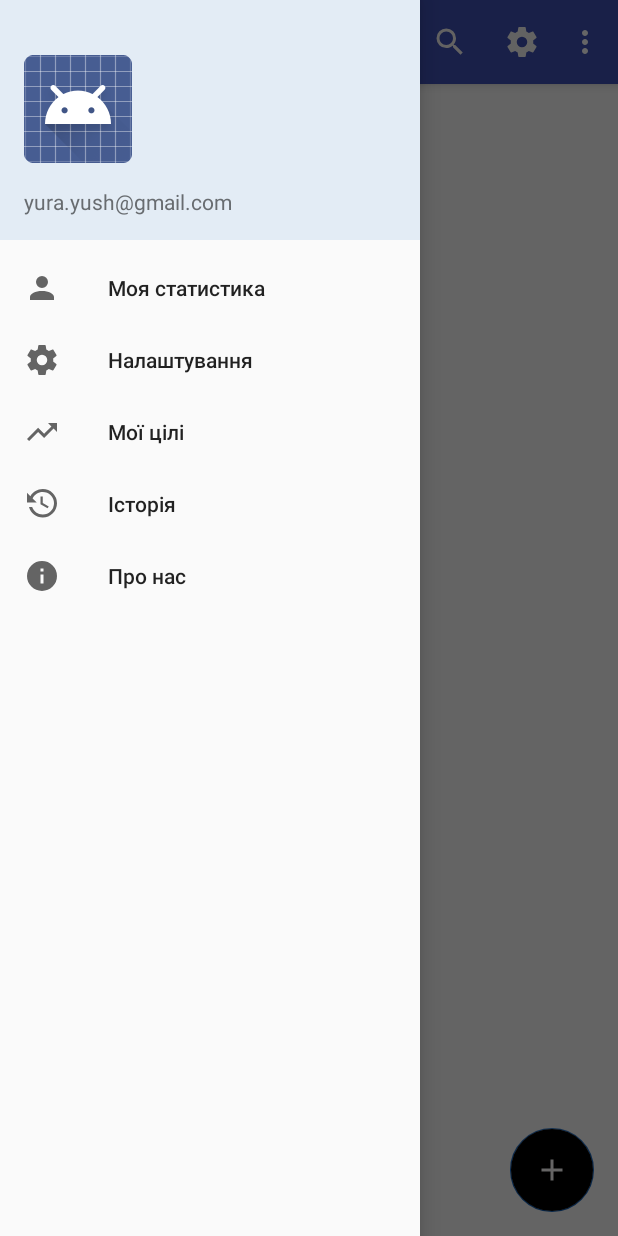
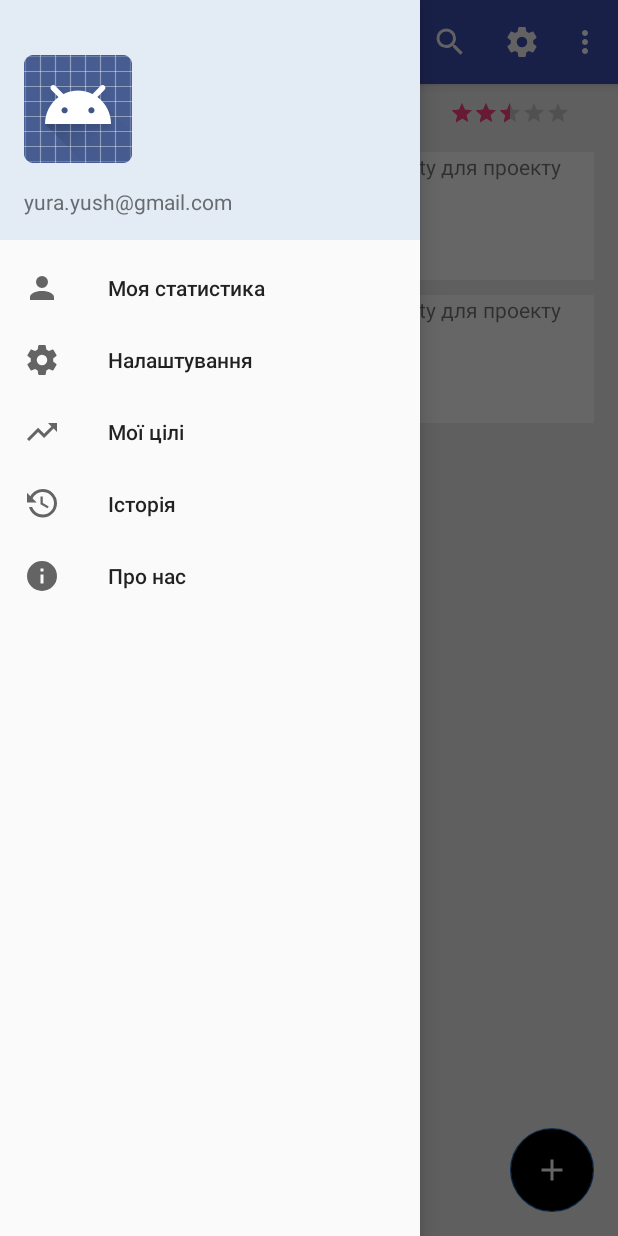
Before and after one commit to yuraha18/SmartPlanning, an Android app: the screen it shows after launch (MainActivity), with the side drawer open, on a phone screen of 412 x 824 dp. Run offline under Robolectric (Android 15) with nearby library versions, the phone set to English and light mode, and no system bars.

Commit message:
Implement MainActivity design

```diff
--- a/app/build.gradle
+++ b/app/build.gradle
@@ -26,5 +26,9 @@ dependencies {
     })
     compile 'com.android.support:appcompat-v7:25.1.0'
     compile 'com.android.support:design:25.1.0'
+    compile 'com.android.support:support-v4:25.1.0'
+    compile 'com.android.support:percent:23.4.0'
     testCompile 'junit:junit:4.12'
+
+
 }
--- a/app/src/main/java/com/eplan/yuraha/easyplanning/MainActivity.java
+++ b/app/src/main/java/com/eplan/yuraha/easyplanning/MainActivity.java
@@ -1,8 +1,11 @@
 package com.eplan.yuraha.easyplanning;
 
+
+import android.net.Uri;
 import android.os.Bundle;
 import android.support.design.widget.FloatingActionButton;
 import android.support.design.widget.Snackbar;
+import android.support.v7.widget.PopupMenu;
 import android.view.View;
 import android.support.design.widget.NavigationView;
 import android.support.v4.view.GravityCompat;
@@ -12,9 +15,22 @@ import android.support.v7.app.AppCompatActivity;
 import android.support.v7.widget.Toolbar;
 import android.view.Menu;
 import android.view.MenuItem;
+import android.widget.ArrayAdapter;
+
+import android.widget.ImageView;
+
+import android.widget.Spinner;
+
+
 
 public class MainActivity extends AppCompatActivity
-        implements NavigationView.OnNavigationItemSelectedListener {
+        implements NavigationView.OnNavigationItemSelectedListener,
+        TaskFragment.OnFragmentInteractionListener,
+        PopupMenu.OnMenuItemClickListener{
+
+    Spinner materialBetterSpinner ;
+
+    String[] SPINNER_DATA = {"Завдання на сьогодні","Завдання на завтра","Вибрати день"};
 
     @Override
     protected void onCreate(Bundle savedInstanceState) {
@@ -40,6 +56,58 @@ public class MainActivity extends AppCompatActivity
 
         NavigationView navigationView = (NavigationView) findViewById(R.id.nav_view);
         navigationView.setNavigationItemSelectedListener(this);
+
+
+        ImageView popupButton = (ImageView) findViewById(R.id.action_more_fragment);
+            // Ставим на неё "слушатель клика"
+            popupButton.setOnClickListener(new View.OnClickListener() {
+                public void onClick(View v) {
+                    showPopupMenu(v);
+                }
+            });
+
+        materialBetterSpinner = (Spinner)findViewById(R.id.day_spinner);
+
+        ArrayAdapter<String> adapter = new ArrayAdapter<String>(MainActivity.this, R.layout.spinner_item, SPINNER_DATA);
+        materialBetterSpinner.setAdapter(adapter);
+
+    }
+
+
+    public void showPopupMenu(View v) {
+        try {
+            PopupMenu popup = new PopupMenu(this, v);
+            popup.setOnMenuItemClickListener(this);
+
+            // Ссылка на файл res/menu/popup_menu.xml
+            popup.inflate(R.menu.task_fragment_menu);
+            popup.show();
+        }
+        catch (Exception e)
+        {
+
+        }
+
+    }
+
+
+    @Override
+    public boolean onMenuItemClick(MenuItem item) {
+        try {
+            switch (item.getItemId()) {
+                //Если выбран пункт меню "В документах"
+                case R.id.action_settings:
+                    // Вызываем наш "демо-метод" (см. п. 6)... и т.д.
+                    return true;
+                default:
+                    return false;
+            }
+        }
+        catch ( Exception e)
+        {
+            return false;
+        }
+
     }
 
     @Override
@@ -56,6 +124,7 @@ public class MainActivity extends AppCompatActivity
     public boolean onCreateOptionsMenu(Menu menu) {
         // Inflate the menu; this adds items to the action bar if it is present.
         getMenuInflater().inflate(R.menu.main, menu);
+
         return true;
     }
 
@@ -96,4 +165,10 @@ public class MainActivity extends AppCompatActivity
         drawer.closeDrawer(GravityCompat.START);
         return true;
     }
+
+    @Override
+    public void onFragmentInteraction(Uri uri) {
+
+    }
+
 }
--- /dev/null
+++ b/app/src/main/java/com/eplan/yuraha/easyplanning/TaskFragment.java
@@ -0,0 +1,138 @@
+package com.eplan.yuraha.easyplanning;
+
+import android.content.Context;
+import android.net.Uri;
+import android.os.Bundle;
+import android.support.design.widget.Snackbar;
+import android.support.v4.app.Fragment;
+import android.support.v7.app.AppCompatActivity;
+import android.support.v7.widget.Toolbar;
+import android.view.LayoutInflater;
+import android.view.Menu;
+import android.view.MenuInflater;
+import android.view.MenuItem;
+import android.view.View;
+import android.view.ViewGroup;
+
+/**
+ * A simple {@link Fragment} subclass.
+ * Activities that contain this fragment must implement the
+ * {@link TaskFragment.OnFragmentInteractionListener} interface
+ * to handle interaction events.
+ * Use the {@link TaskFragment#newInstance} factory method to
+ * create an instance of this fragment.
+ */
+public class TaskFragment extends Fragment  {
+    // TODO: Rename parameter arguments, choose names that match
+    // the fragment initialization parameters, e.g. ARG_ITEM_NUMBER
+    private static final String ARG_PARAM1 = "param1";
+    private static final String ARG_PARAM2 = "param2";
+
+
+    // TODO: Rename and change types of parameters
+    private String mParam1;
+    private String mParam2;
+
+    private OnFragmentInteractionListener mListener;
+
+    public TaskFragment() {
+        // Required empty public constructor
+    }
+
+    /**
+     * Use this factory method to create a new instance of
+     * this fragment using the provided parameters.
+     *
+     * @param param1 Parameter 1.
+     * @param param2 Parameter 2.
+     * @return A new instance of fragment TaskFragment.
+     */
+    // TODO: Rename and change types and number of parameters
+    public static TaskFragment newInstance(String param1, String param2) {
+        TaskFragment fragment = new TaskFragment();
+        Bundle args = new Bundle();
+        args.putString(ARG_PARAM1, param1);
+        args.putString(ARG_PARAM2, param2);
+        fragment.setArguments(args);
+        return fragment;
+    }
+
+    @Override
+    public void onCreate(Bundle savedInstanceState) {
+        super.onCreate(savedInstanceState);
+
+        if (getArguments() != null) {
+            mParam1 = getArguments().getString(ARG_PARAM1);
+            mParam2 = getArguments().getString(ARG_PARAM2);
+        }
+        setHasOptionsMenu(true);
+    }
+
+
+    @Override
+    public View onCreateView(LayoutInflater inflater, ViewGroup container,
+                             Bundle savedInstanceState) {
+        setHasOptionsMenu(true);
+
+        return inflater.inflate(R.layout.fragment_task, container, false);
+    }
+
+    // TODO: Rename method, update argument and hook method into UI event
+
+    public void onButtonPressed(Uri uri) {
+        if (mListener != null) {
+            mListener.onFragmentInteraction(uri);
+        }
+    }
+
+    @Override
+    public void onAttach(Context context) {
+        super.onAttach(context);
+        if (context instanceof OnFragmentInteractionListener) {
+            mListener = (OnFragmentInteractionListener) context;
+        } else {
+            throw new RuntimeException(context.toString()
+                    + " must implement OnFragmentInteractionListener");
+        }
+    }
+
+    @Override
+    public void onDetach() {
+        super.onDetach();
+        mListener = null;
+    }
+
+    @Override
+    public void onCreateOptionsMenu(Menu menu, MenuInflater inflater) {
+        inflater.inflate(R.menu.task_fragment_menu, menu);
+    }
+
+    @Override
+    public boolean onOptionsItemSelected(MenuItem item) {
+        switch (item.getItemId()) {
+            case R.id.action_settings:
+                // Handle fragment menu item
+                return true;
+            default:
+                // Not one of ours. Perform default menu processing
+                return super.onOptionsItemSelected(item);
+        }
+    }
+
+    /**
+     * This interface must be implemented by activities that contain this
+     * fragment to allow an interaction in this fragment to be communicated
+     * to the activity and potentially other fragments contained in that
+     * activity.
+     * <p>
+     * See the Android Training lesson <a href=
+     * "http://developer.android.com/training/basics/fragments/communicating.html"
+     * >Communicating with Other Fragments</a> for more information.
+     */
+
+    public interface OnFragmentInteractionListener {
+        // TODO: Update argument type and name
+        void onFragmentInteraction(Uri uri);
+    }
+
+}
--- /dev/null
+++ b/app/src/main/res/drawable/pressed_imageview_fragment_task.xml
@@ -0,0 +1,4 @@
+<?xml version="1.0" encoding="utf-8"?>
+<selector xmlns:android="http://schemas.android.com/apk/res/android">
+    <item android:state_pressed="true" android:drawable="@color/moreOnPressed" />
+</selector>
--- a/app/src/main/res/layout/activity_main.xml
+++ b/app/src/main/res/layout/activity_main.xml
@@ -5,6 +5,7 @@
     android:id="@+id/drawer_layout"
     android:layout_width="match_parent"
     android:layout_height="match_parent"
+    android:background="@color/mainActivityBackground"
     android:fitsSystemWindows="true"
     tools:openDrawer="start">
 
@@ -22,4 +23,6 @@
         app:headerLayout="@layout/nav_header_main"
         app:menu="@menu/activity_main_drawer" />
 
+
+
 </android.support.v4.widget.DrawerLayout>
--- a/app/src/main/res/layout/app_bar_main.xml
+++ b/app/src/main/res/layout/app_bar_main.xml
@@ -10,7 +10,8 @@
     <android.support.design.widget.AppBarLayout
         android:layout_width="match_parent"
         android:layout_height="wrap_content"
-        android:theme="@style/AppTheme.AppBarOverlay">
+        android:theme="@style/AppTheme.AppBarOverlay"
+        android:id="@+id/appBar">
 
         <android.support.v7.widget.Toolbar
             android:id="@+id/toolbar"
@@ -19,7 +20,13 @@
             android:background="?attr/colorPrimary"
             app:popupTheme="@style/AppTheme.PopupOverlay" />
 
+
     </android.support.design.widget.AppBarLayout>
+
+
+
+    <include layout="@layout/content_main"
+        android:id="@+id/include" />
 
     <android.support.design.widget.FloatingActionButton
         android:id="@+id/fab"
@@ -34,7 +41,4 @@
         app:elevation="0dp"
         app:backgroundTintMode="multiply" />
 
-    <include layout="@layout/content_main"
-        android:id="@+id/include" />
-
 </android.support.design.widget.CoordinatorLayout>
--- /dev/null
+++ b/app/src/main/res/layout/subtitle.xml
@@ -0,0 +1,29 @@
+<?xml version="1.0" encoding="utf-8"?>
+<RelativeLayout xmlns:android="http://schemas.android.com/apk/res/android"
+    android:orientation="vertical" android:layout_width="match_parent"
+    android:layout_height="match_parent"
+    android:paddingLeft="@dimen/subtitle_padding"
+    android:paddingRight="@dimen/subtitle_padding"
+    android:id="@+id/layout">
+
+    <Spinner
+        android:id="@+id/day_spinner"
+        android:layout_width="wrap_content"
+        android:layout_height="wrap_content"
+        />
+
+    <RatingBar
+        android:id="@+id/ratingBar_small"
+        android:layout_marginBottom="@dimen/ratingBar_margin"
+        style="?android:attr/ratingBarStyleSmall"
+        android:layout_width="wrap_content"
+        android:layout_height="wrap_content"
+        android:numStars="5"
+        android:stepSize="0.5"
+        android:rating="2.5"
+android:layout_alignRight="@id/layout"
+        android:layout_alignBottom="@+id/day_spinner"
+        android:layout_alignParentRight="true"
+        android:layout_alignParentEnd="true"
+       />
+</RelativeLayout>
--- /dev/null
+++ b/app/src/main/res/menu/task_fragment_menu.xml
@@ -0,0 +1,10 @@
+<?xml version="1.0" encoding="utf-8"?>
+<menu xmlns:android="http://schemas.android.com/apk/res/android"
+    xmlns:app="http://schemas.android.com/apk/res-auto">
+    <item
+        android:id="@+id/action_settings"
+        android:icon="@drawable/ic_account"
+        android:orderInCategory="100"
+        android:title="@string/action_settings"
+        app:showAsAction="never"/>
+</menu>
--- a/app/src/main/res/values/colors.xml
+++ b/app/src/main/res/values/colors.xml
@@ -1,10 +1,21 @@
 <?xml version="1.0" encoding="utf-8"?>
 <resources>
-    <color name="colorPrimary">#3F51B5</color>
+    <color name="colorPrimary">#3f51b5</color>
     <color name="colorPrimaryDark">#303F9F</color>
     <color name="colorAccent">#FF4081</color>
+    <color name="mainActivityBackground">#eeeeee</color>
 
+    <!-- Colors for Navigation Drawer-->
     <color name="navigationDrawerBackground">#e3ecf5</color>
     <color name="navigationDrawerEmailColor">#686c70</color>
     <color name="fabBackgroundColor">#1565c0</color>
+
+    <!-- Colors for Task Fragment-->
+    <color name="moreOnPressed">#6270bb</color>
+    <color name="fragmentBackground">#ffffff</color>
+    <color name="textViewColor">#90CAF9</color>
+
+    <color name="subtitleColor">#2b2e32</color>
+
+
 </resources>
--- a/app/src/main/res/values/styles.xml
+++ b/app/src/main/res/values/styles.xml
@@ -17,4 +17,5 @@
 
     <style name="AppTheme.PopupOverlay" parent="ThemeOverlay.AppCompat.Light" />
 
+
 </resources>
--- a/build.gradle
+++ b/build.gradle
@@ -12,6 +12,7 @@ buildscript {
     }
 }
 
+
 allprojects {
     repositories {
         jcenter()
```
Also changed, not shown: app/src/main/res/drawable/ic_done_task.xml (added, +8 -0 lines), app/src/main/res/drawable/ic_more_vertical.xml (added, +8 -0 lines), app/src/main/res/drawable/ic_priority_bell.xml (added, +8 -0 lines), app/src/main/res/layout/content_main.xml (+28 -4 lines), app/src/main/res/layout/fragment_task.xml (added, +75 -0 lines), app/src/main/res/layout/spinner_item.xml (added, +11 -0 lines), app/src/main/res/values/dimens.xml (+14 -0 lines), app/src/main/res/values/strings.xml (+18 -5 lines).
